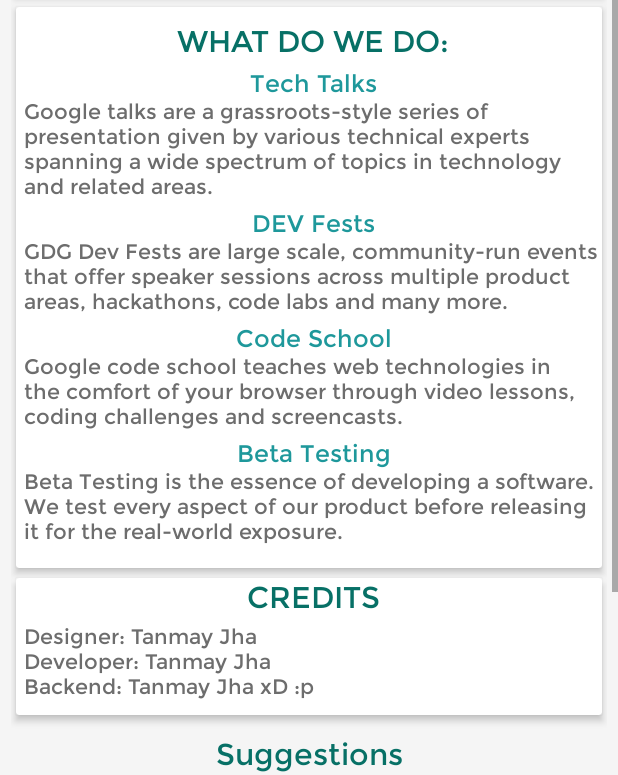
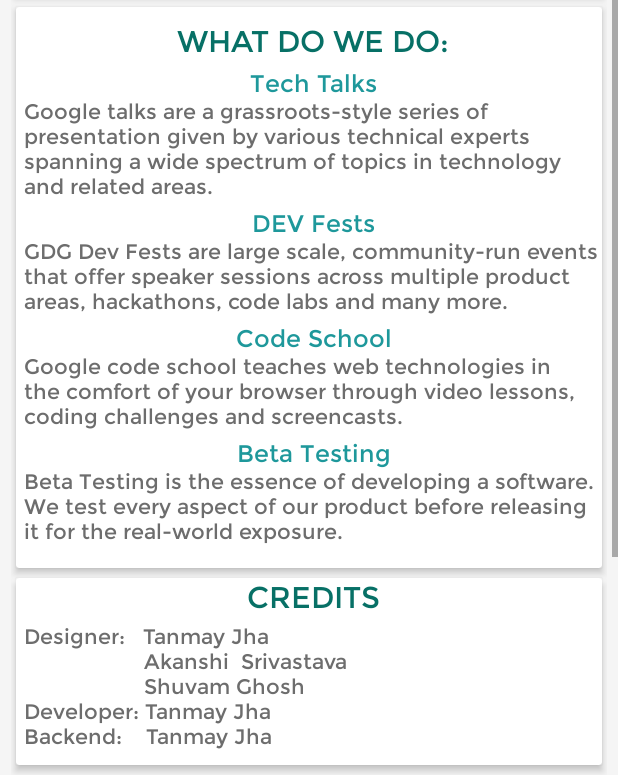
Before and after one commit to Akanshi32/GDGVITVellore, an Android app: the fragment AboutUsFragment placed in its activity, on a phone screen of 412 x 824 dp, the part 461-1236 px from its top. Run offline under Robolectric (Android 15) with nearby library versions, the phone set to English and light mode, and no system bars; our stand-ins replace CircleImageView; libraries missing offline, so code that uses them is left out: com.firebase.client, com.firebase.ui; pictures from the network do not load; 4 statements that could not run were skipped.

Commit message:
Credits added and login layout changed

```diff
--- a/app/src/main/res/layout/activity_login.xml
+++ b/app/src/main/res/layout/activity_login.xml
@@ -19,7 +19,8 @@
             android:layout_width="match_parent"
             android:layout_height="?attr/actionBarSize"
             android:background="@android:color/white"
-            app:popupTheme="@style/AppTheme.PopupOverlay" />
+            app:popupTheme="@style/AppTheme.PopupOverlay"
+            android:visibility="gone"/>
 
     </android.support.design.widget.AppBarLayout>
 
--- a/app/src/main/res/layout/fragment_about_us.xml
+++ b/app/src/main/res/layout/fragment_about_us.xml
@@ -190,7 +190,7 @@
             <com.example.tanmayjha.gdgvitvellore.Control.Font.MontserratTextView
                 android:layout_width="wrap_content"
                 android:layout_height="wrap_content"
-                android:text="Designer: Tanmay Jha\nDeveloper: Tanmay Jha\nBackend: Tanmay Jha xD :p "
+                android:text="Designer:   Tanmay Jha\n                    Akanshi  Srivastava\n                    Shuvam Ghosh\nDeveloper: Tanmay Jha\nBackend:    Tanmay Jha"
                 android:layout_gravity="left"
                 android:layout_marginTop="5dp"
                 android:fontFamily="sans-serif"
```
Also changed, not shown: app/src/main/res/layout/content_login.xml (+3 -7 lines).
